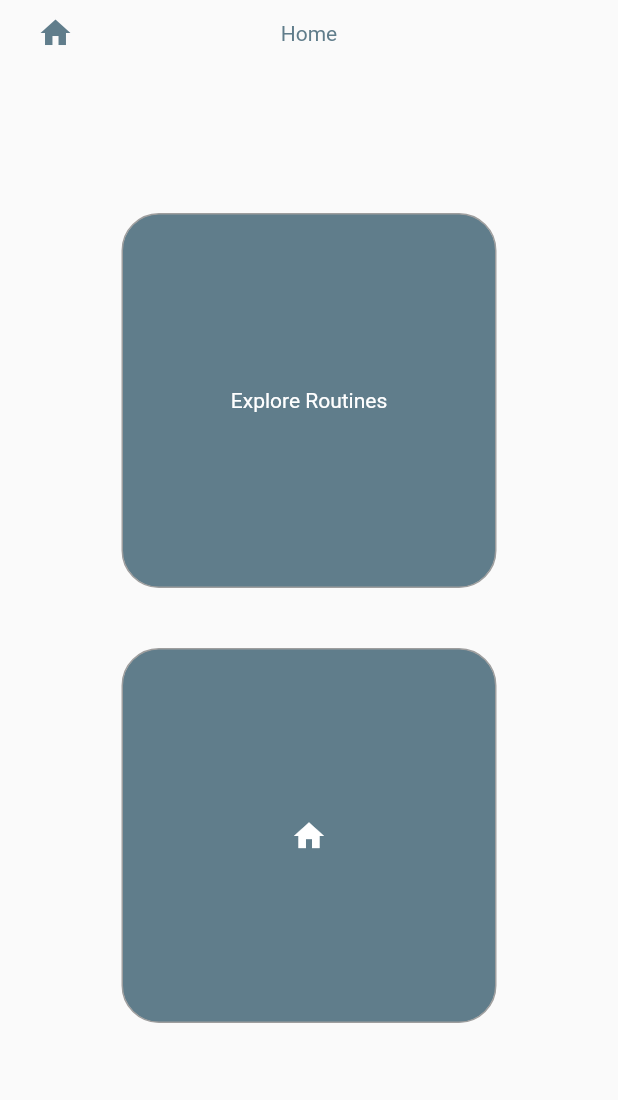
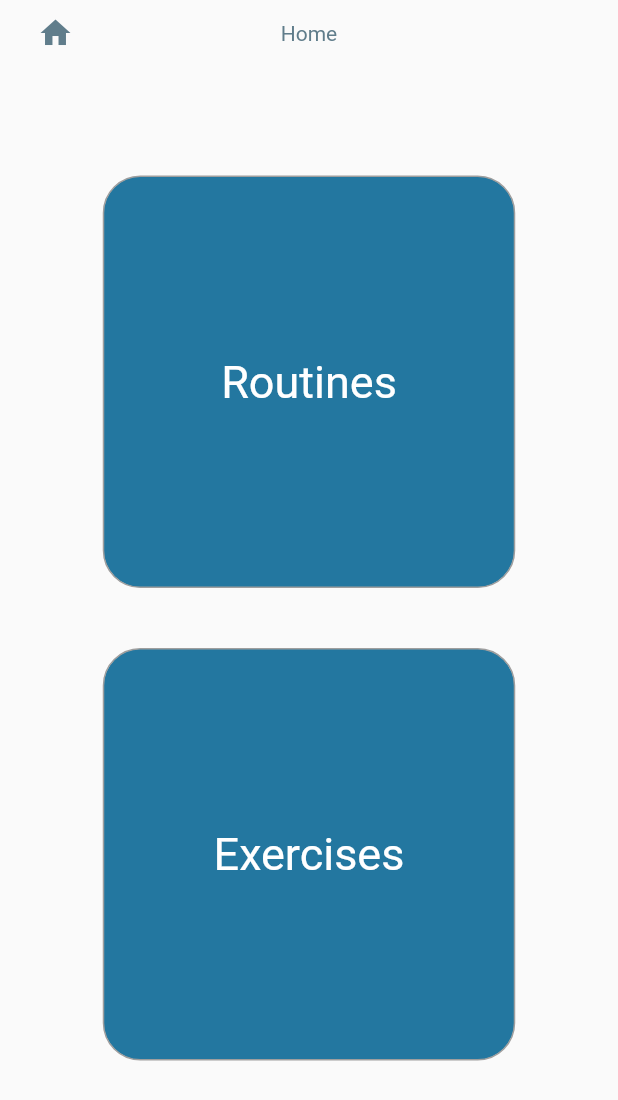
Before and after one commit to OluC94/workout-app-fe-flutter, a Flutter app: the screen it shows after launch, on a phone screen of 412 x 824 dp. Shown: the top 1100 px of the screen. Run offline on Flutter 3.47's test engine with Material 2 defaults, Android fonts, the phone set to English and light mode, and no system bars.

Commit message:
setup navigation to routines page

```diff
--- a/workout_app/lib/components/main_button.dart
+++ b/workout_app/lib/components/main_button.dart
@@ -26,6 +26,7 @@ class MainButton extends StatelessWidget {
       width: size,
       height: size,
       margin: const EdgeInsets.all(20),
+      padding: const EdgeInsets.all(5),
       decoration: BoxDecoration(
           color: backgroundColor,
           borderRadius: BorderRadius.circular(25),
@@ -37,7 +38,10 @@ class MainButton extends StatelessWidget {
         child: isIcon != true
             ? Text(
                 text,
-                style: TextStyle(color: foregroundColor),
+                style: TextStyle(
+                  color: foregroundColor,
+                  fontSize: 30,
+                ),
               )
             : Icon(
                 icon,
--- a/workout_app/lib/screens/home_screen.dart
+++ b/workout_app/lib/screens/home_screen.dart
@@ -1,6 +1,7 @@
 import 'package:flutter/material.dart';
 import 'package:workout_app/components/app_bar.dart';
 import 'package:workout_app/components/main_button.dart';
+import 'package:workout_app/screens/routines_main_screen.dart';
 
 class HomeScreen extends StatefulWidget {
   const HomeScreen({super.key});
@@ -8,6 +9,9 @@ class HomeScreen extends StatefulWidget {
   @override
   State<HomeScreen> createState() => _HomeScreenState();
 }
+
+double mainButtonSize = 275;
+Color mainThemeColour = const Color.fromARGB(255, 35, 119, 160);
 
 class _HomeScreenState extends State<HomeScreen> {
   @override
@@ -25,21 +29,33 @@ class _HomeScreenState extends State<HomeScreen> {
           child: Column(
         mainAxisAlignment: MainAxisAlignment.center,
         children: [
-          MainButton(
-            foregroundColor: Colors.white,
-            backgroundColor: Colors.blueGrey,
-            borderColor: Colors.grey,
-            text: 'Explore Routines',
-            size: 250,
+          GestureDetector(
+            onTap: () {
+              Navigator.of(context).push(
+                MaterialPageRoute(
+                  builder: ((BuildContext context) => const RoutinesScreen()),
+                ),
+              );
+            },
+            child: MainButton(
+              foregroundColor: Colors.white,
+              backgroundColor: mainThemeColour,
+              borderColor: Colors.grey,
+              text: 'Routines',
+              size: mainButtonSize,
+            ),
           ),
-          MainButton(
-            foregroundColor: Colors.white,
-            backgroundColor: Colors.blueGrey,
-            borderColor: Colors.grey,
-            icon: Icons.home,
-            text: '',
-            isIcon: true,
-            size: 250,
+          GestureDetector(
+            onTap: () {
+              print("pressed");
+            },
+            child: MainButton(
+              foregroundColor: Colors.white,
+              backgroundColor: mainThemeColour,
+              borderColor: Colors.grey,
+              text: 'Exercises',
+              size: mainButtonSize,
+            ),
           ),
         ],
       )),
```
Also changed, not shown: workout_app/lib/screens/routines_main_screen.dart (added, +17 -0 lines).
